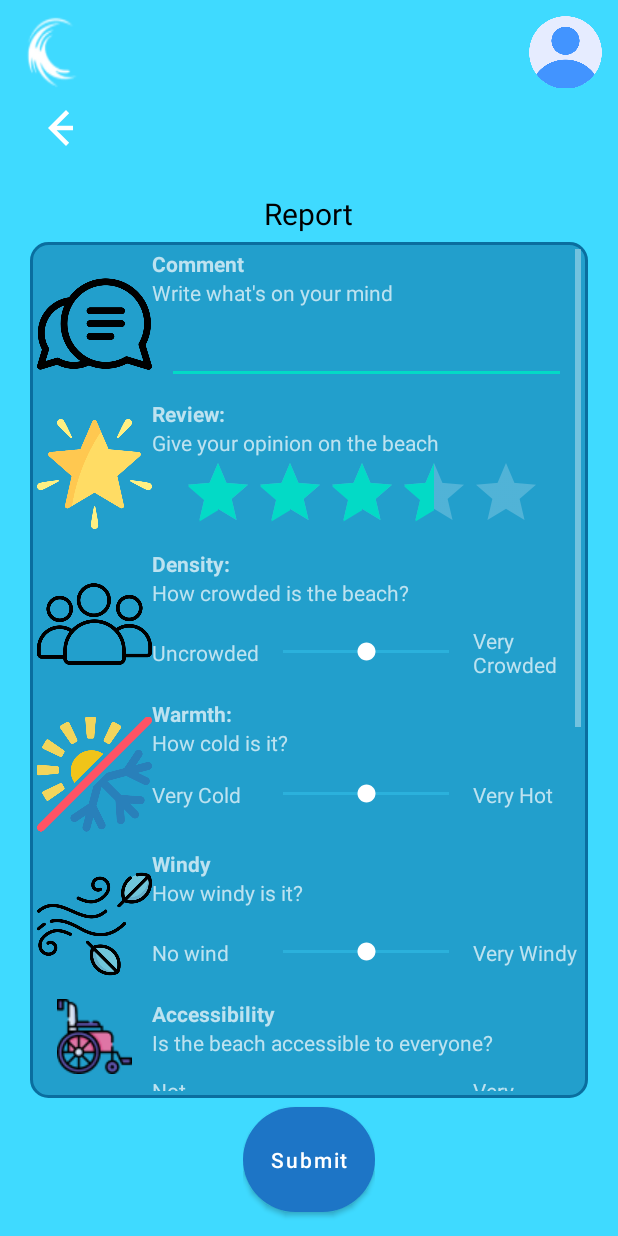
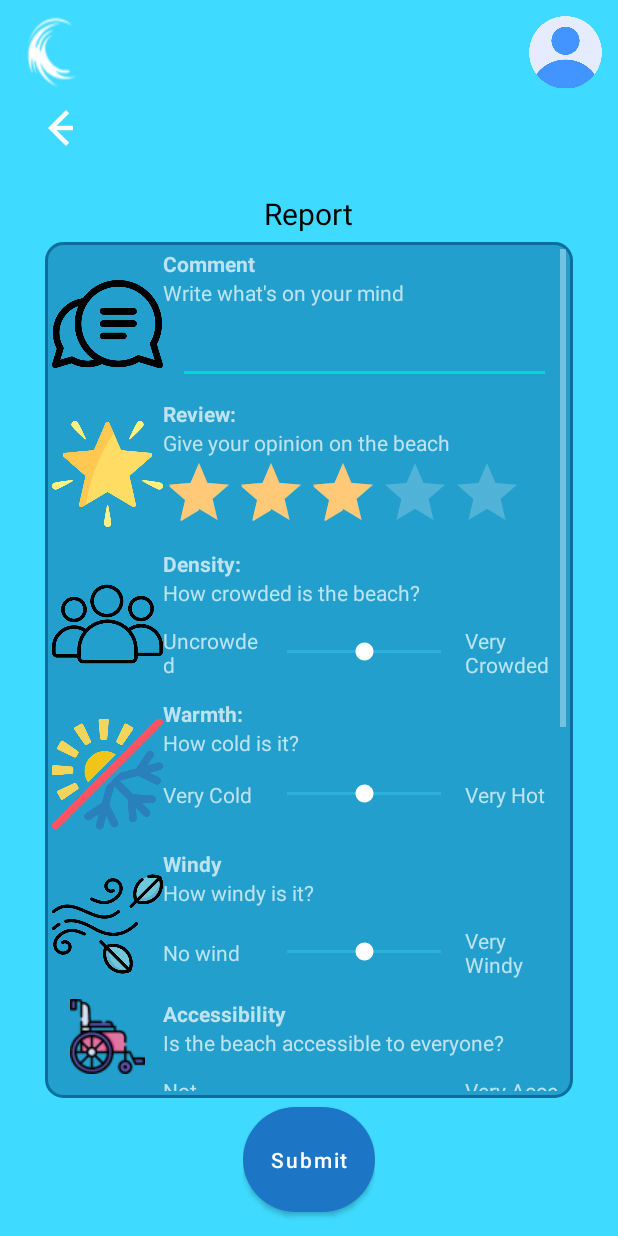
Before and after one commit to mellerdude/WavezCellular, an Android app: the ReportActivity screen opened directly, with no data from a screen before it, on a phone screen of 412 x 824 dp. Run offline under Robolectric (Android 15) with nearby library versions, the phone set to English and light mode, and no system bars; our stand-ins replace Firebase (no records; nobody signed in at launch, a user with empty details on screens opened directly).

Commit message:
Changed appearance of reporting so margin is bigger and stars are yellow.

```diff
--- a/app/src/main/res/layout/activity_report_upgrade.xml
+++ b/app/src/main/res/layout/activity_report_upgrade.xml
@@ -88,7 +88,7 @@
         android:layout_height="0dp"
         android:layout_weight="7"
         android:background="@drawable/shapes"
-        android:layout_marginHorizontal="10dp"
+        android:layout_marginHorizontal="20dp"
         android:backgroundTint="@color/blue_text_card"
         >
 
@@ -96,6 +96,7 @@
         android:layout_width="match_parent"
         android:layout_height="wrap_content"
         android:orientation="vertical"
+
         >
 
         <LinearLayout
@@ -198,9 +199,10 @@
                             android:layout_width="wrap_content"
                             android:layout_height="match_parent"
                             android:layout_gravity="center"
-                            android:layout_marginHorizontal="20dp"
+                            android:progressTint="@color/sand"
+                            android:secondaryProgressTint="@color/sand"
                             android:numStars="5"
-                            android:rating="3.5"
+                            android:rating="3"
                             android:scaleX="1"
                             android:scaleY="1"
                             android:transformPivotX="0dp"
--- a/app/src/main/res/layout/activity_show.xml
+++ b/app/src/main/res/layout/activity_show.xml
@@ -34,7 +34,6 @@
                 tools:ignore="MissingConstraints" />
 
 
-
             <RatingBar
                 android:id="@+id/show_RB_review"
                 android:layout_width="wrap_content"
@@ -47,7 +46,7 @@
                 android:progressTint="@color/sand"
                 app:layout_constraintStart_toEndOf="@+id/welcome_LOGO_wavez"
                 app:layout_constraintEnd_toStartOf="@+id/show_IMG_profile"
-                tools:ignore="MissingConstraints"></RatingBar>
+                tools:ignore="MissingConstraints" />
                         <ImageView
                             android:id="@+id/show_IMG_profile"
                             android:layout_width="50dp"
```
